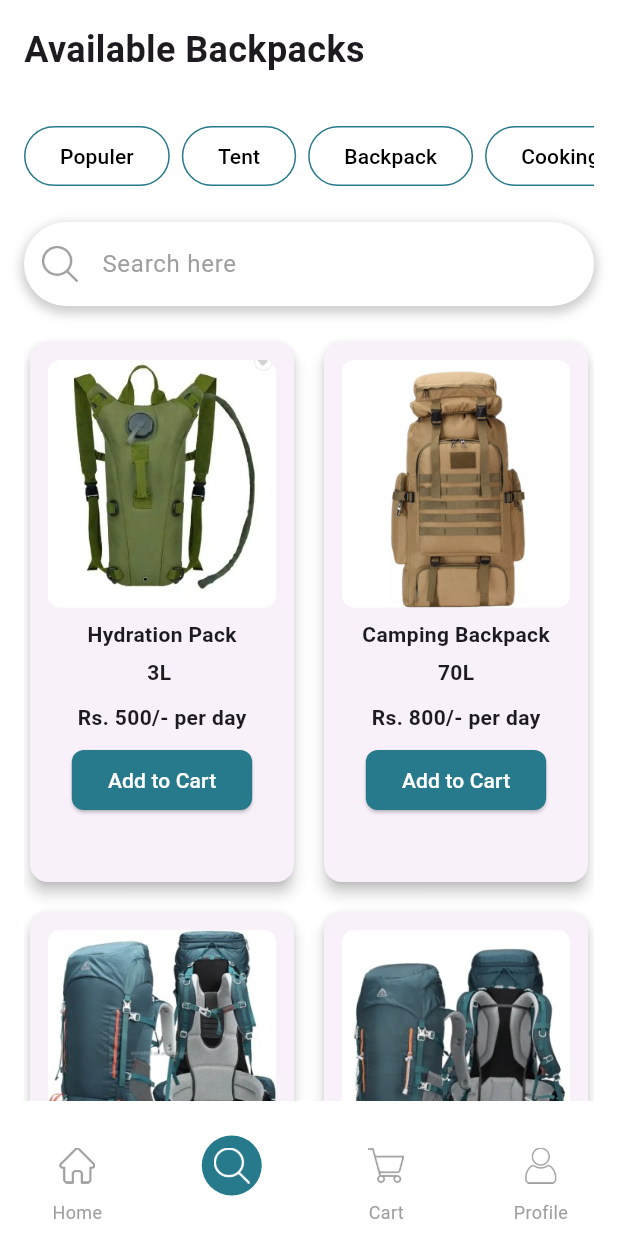
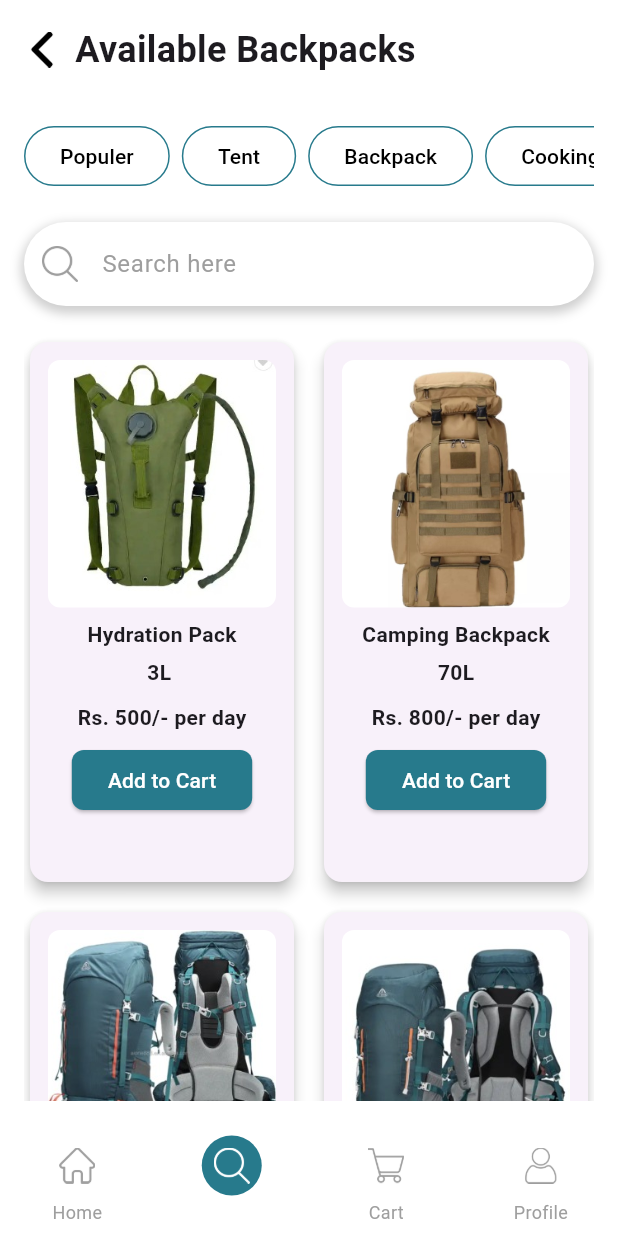
Before and after one commit to Chanukaisuru/CampKit, a Flutter app: the BackpacksMain screen opened directly, on a phone screen of 412 x 824 dp. Run offline on Flutter 3.47's test engine with Material 3 defaults, Android fonts, the phone set to English and light mode, and no system bars.

Commit message:
add back icon in to backpack main

```diff
--- a/lib/category_pages/back packs/backpacks_main.dart
+++ b/lib/category_pages/back packs/backpacks_main.dart
@@ -51,6 +51,25 @@ class _BackpackMainState extends State<BackpacksMain> {
           child: Column(
             crossAxisAlignment: CrossAxisAlignment.start,
             children: [
+
+              /*--------------back icon-------------- */
+              Row(
+                children: [
+                  GestureDetector(
+                    onTap: () {
+                      Navigator.pop(context);
+                    },
+                    child: Image.asset(
+                      'assets/icon/left-arrow.png',
+                      height: 24,
+                      width: 24,
+                    ),
+                  ),
+
+              /*------------End of the back icon--------------- */
+
+
+                  const SizedBox(width: 10,),
                   const Text(
                     'Available Backpacks',
                     style: TextStyle(
@@ -58,10 +77,12 @@ class _BackpackMainState extends State<BackpacksMain> {
                     fontWeight: FontWeight.bold,
                     ),
                   ),
-              const SizedBox(height: 10),
+                ],
+              ),
+
 
               /*---------------category bar--------------------- */
-
+              const SizedBox(height: 10),
               SizedBox(height: 20),
                CategoryRow(selectedCategory: widget.initialCategory),
 
```
Lines whose indentation alone changed are shown as unchanged.
